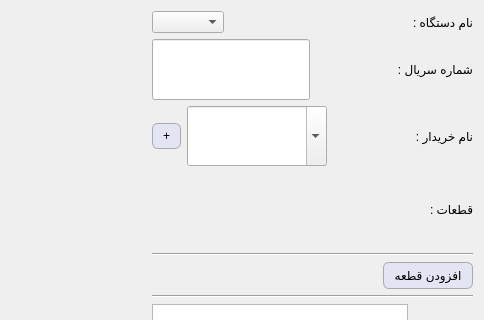
First picture: the form in deviceform.ui, repository kia-far/QtDBS, before the edit; both pictures show x 181 to 665 and y 0 to 320 of the 665 by 561 pixel window.
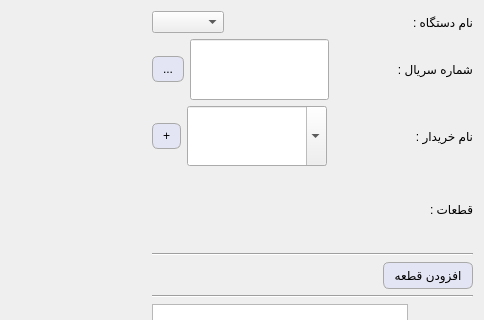
Second picture: the form after the edit.

The edit to the form file:
```diff
--- a/deviceform.ui
+++ b/deviceform.ui
@@ -120,6 +120,25 @@
          <property name="sizeConstraint">
           <enum>QLayout::SizeConstraint::SetMinimumSize</enum>
          </property>
+         <item>
+          <widget class="QPushButton" name="pushButton_2">
+           <property name="sizePolicy">
+            <sizepolicy hsizetype="Fixed" vsizetype="Fixed">
+             <horstretch>0</horstretch>
+             <verstretch>0</verstretch>
+            </sizepolicy>
+           </property>
+           <property name="maximumSize">
+            <size>
+             <width>40</width>
+             <height>16777215</height>
+            </size>
+           </property>
+           <property name="text">
+            <string>...</string>
+           </property>
+          </widget>
+         </item>
          <item>
           <widget class="QLineEdit" name="lineEdit">
            <property name="sizePolicy">
```
